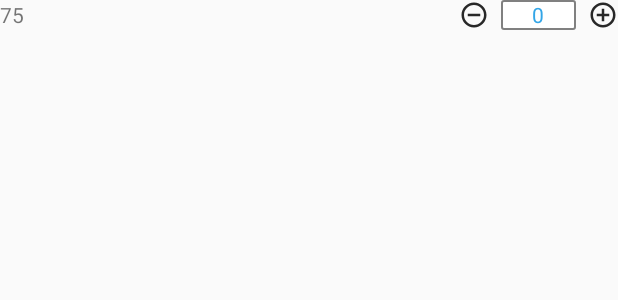
After one commit to Javine1987/WarehouseManage, an Android app: the layout color_change_item_layout.xml on its own in the app's theme, with its tools: preview values and no code run, on a phone screen of 412 x 824 dp. The commit adds this screen. Shown: the top 300 px of the screen. Run offline under Robolectric (Android 15) with nearby library versions, the phone set to English and light mode, and no system bars.

Commit message:
完善出入库页面

```diff
--- a/app/src/main/java/com/k/javine/warehousemanage/data/StockItem.java
+++ b/app/src/main/java/com/k/javine/warehousemanage/data/StockItem.java
@@ -27,6 +27,7 @@ import java.util.TreeMap;
  * @创建时间 : 19-1-22
  */
 public class StockItem extends Product implements Serializable{
+    // TODO: 2019-05-14 应该定义一些对象来管理颜色和尺码，用纯数据结构操作起来不方便
     private HashMap<String, Integer> colorMap;
     private HashMap<String, TreeMap<String, Integer>> colorSizeMap;
     private int totalCount;
--- a/app/src/main/java/com/k/javine/warehousemanage/widget/CounterView.java
+++ b/app/src/main/java/com/k/javine/warehousemanage/widget/CounterView.java
@@ -80,6 +80,7 @@ public class CounterView extends LinearLayout {
 
     public void setCountNumber(int countNumber) {
         mCountNum = countNumber;
+        setResultCount(String.valueOf(mCountNum));
     }
 
     private OnClickListener mClickListener = new OnClickListener() {
--- /dev/null
+++ b/app/src/main/res/layout/color_change_item_layout.xml
@@ -0,0 +1,19 @@
+<?xml version="1.0" encoding="utf-8"?>
+<RelativeLayout xmlns:android="http://schemas.android.com/apk/res/android"
+    android:layout_width="match_parent"
+    android:layout_height="wrap_content"
+    android:gravity="center_vertical">
+
+    <TextView
+        android:id="@+id/tv_item_size"
+        android:layout_width="wrap_content"
+        android:layout_height="wrap_content"
+        android:text="75"/>
+
+    <com.k.javine.warehousemanage.widget.CounterView
+        android:id="@+id/cv_size"
+        android:layout_alignParentRight="true"
+        android:layout_width="wrap_content"
+        android:layout_height="wrap_content"/>
+
+</RelativeLayout>
```
Also changed, not shown: app/src/main/java/com/k/javine/warehousemanage/StockActivity.java (+95 -7 lines).
